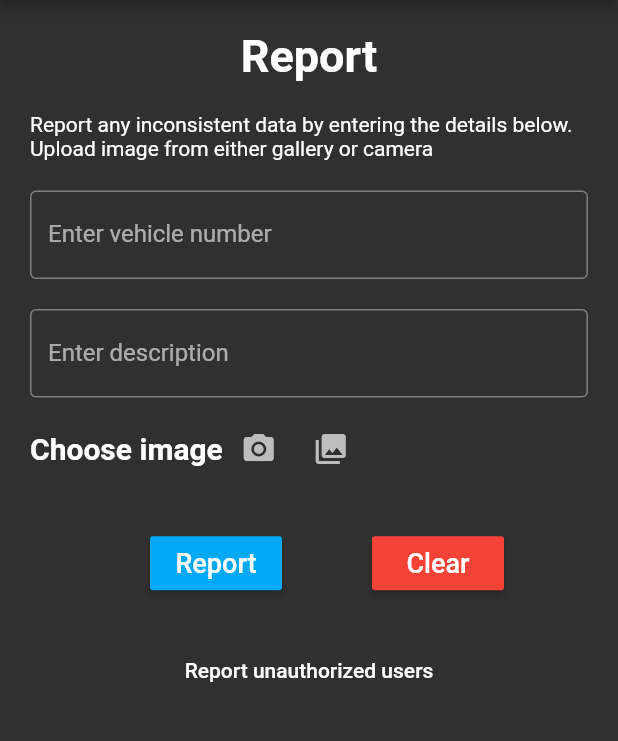
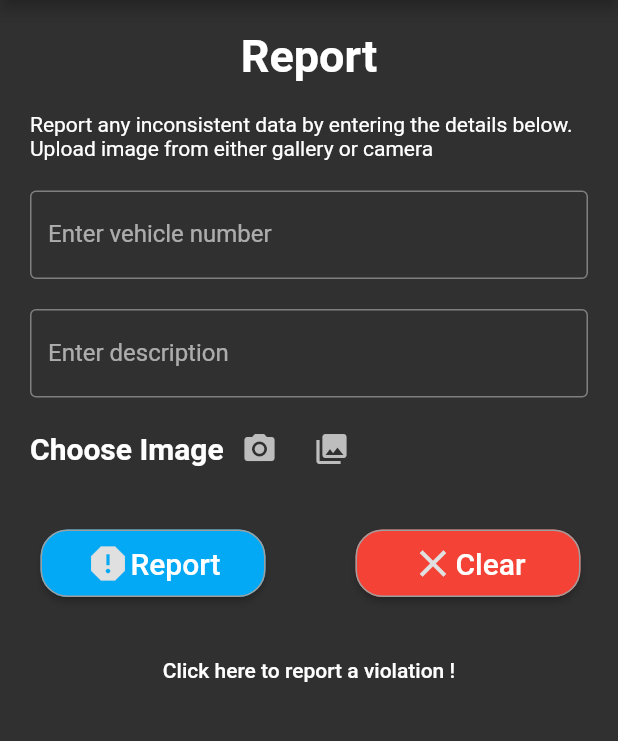
Before and after one commit to Chinmayi98/Campus-Parking, a Flutter app: the reportPage screen opened by its route, on a phone screen of 412 x 824 dp, the part 84-825 px from its top. Run offline on Flutter 3.47's test engine with Material 2 defaults, Android fonts, the phone set to English and light mode, and no system bars; our stand-ins replace cloud_firestore, firebase_auth, firebase_storage, flutter_spinkit, image_cropper, image_picker; accounts and stored records are empty; Roboto replaces fonts that are missing (Raleway).

Commit message:
Modified UI of reportPage.dart

```diff
--- a/carparking/lib/ui/pages/Parking.dart
+++ b/carparking/lib/ui/pages/Parking.dart
@@ -1,9 +1,7 @@
 import 'package:flutter/cupertino.dart';
 import 'package:flutter/material.dart';
-// import 'package:testing/main.dart';
 import 'package:testing/ui/pages/user_home_page.dart';
 import 'package:testing/ui/widgets/app_bar.dart';
-//class Parking extends StatelessWidget {
 
 class Parking extends StatefulWidget {
   static const String route = '/parking';
@@ -15,8 +13,6 @@ class Parking extends StatefulWidget {
 class _ParkingState extends State<Parking> {
   final _formKeySendOTP = GlobalKey<FormState>();
   final _formKeyVerifyOTP = GlobalKey<FormState>();
-
-  // UserServices _userServices = UserServices();
 
   String _email;
   String _otp;
--- a/carparking/lib/ui/pages/contact_us_page.dart
+++ b/carparking/lib/ui/pages/contact_us_page.dart
@@ -67,7 +67,7 @@ class _ContactUsState extends State<ContactUs> {
                         size: 40.0,
                         color: Colors.grey[400],
                       ),
-                      title: Text('(660) 562-1212',
+                      title: Text('cparking@nwmissouri.edu',
                         style: TextStyle(
                           color: Colors.grey[100],
                           fontSize: 25,
--- a/carparking/lib/ui/pages/profile_page.dart
+++ b/carparking/lib/ui/pages/profile_page.dart
@@ -33,7 +33,7 @@ class profilePage extends StatefulWidget {
               //  backgroundColor: Colors.blueAccent,
                   backgroundImage: AssetImage('assets/images/user.jpg'),
               ),
-           Text('user name',
+           Text('User Name',
                 style: TextStyle(
                   color: Colors.white,
                   fontFamily: 'DancingScript',
--- a/carparking/lib/ui/pages/reportPage.dart
+++ b/carparking/lib/ui/pages/reportPage.dart
@@ -33,6 +33,7 @@ class _reportPageState extends State<reportPage> {
   final _formKey = GlobalKey<FormState>();
   bool loading = false;
 
+  // ignore: non_constant_identifier_names
   String vehicle_no ='';
   String image;
   String description = '';
@@ -65,8 +66,6 @@ class _reportPageState extends State<reportPage> {
   /// Remove image
   void _clear() {
     setState(() => _imageFile = null);
-    setState(() => vehicle_no = null);
-    setState(() => description = null);
   }
 
   @override
@@ -145,9 +144,11 @@ class _reportPageState extends State<reportPage> {
                       child: Row(
                         children: <Widget>[
                           Text(
-                            'Choose image',
+                            'Choose Image',
                             style: TextStyle(
-                                fontWeight: FontWeight.w600, fontSize: 20),
+                                fontWeight: FontWeight.w600,
+                                fontFamily: 'Raleway',
+                                fontSize: 20),
                           ),
                           IconButton(
                             icon: Icon(Icons.photo_camera),
@@ -180,11 +181,14 @@ class _reportPageState extends State<reportPage> {
                     ],
                     Container(
                       height: 75,
-                      margin: EdgeInsets.fromLTRB(90.0, 15.0, 0, 0),
+                      margin: EdgeInsets.fromLTRB(17.0, 15.0, 0, 0),
                       child: Row(
                         children: <Widget>[
-                          RaisedButton(
-                            onPressed: () async {
+                            ButtonTheme(
+                            minWidth: 150.0,
+                            height: 45.0,
+                            child: RaisedButton(
+                              onPressed: () async {
                               if (_formKey.currentState.validate()) {
                                 setState(() => loading = true);
                                 await DatabaseService(uid: user.uid).updateUserData(
@@ -195,25 +199,52 @@ class _reportPageState extends State<reportPage> {
                                   .pushReplacementNamed(UserHomePage.route);
                               }
                             },
-                            child: Text(
-                              'Report',
-                              style: TextStyle(fontSize: 18),
+                              color: Colors.lightBlue,
+                              shape: RoundedRectangleBorder(
+                                  borderRadius: BorderRadius.circular(18.0),
+                                  side: BorderSide(color: Colors.grey)),
+                              splashColor: Colors.blue,
+                              child: Row(
+                                children: [
+                                  Icon(
+                                    Icons.report,
+                                    size: 30.0,
+                                    color: Colors.grey[300],
+                                  ),
+                                  Text('Report',
+                                  style: TextStyle(fontSize: 20.0,
+                                  ),
+                                  ),
+                                ],
+                              ),
                             ),
-                            color: Colors.lightBlue,
                           ),
                           SizedBox(
                             width: 60.0,
                           ),
-                          RaisedButton(
-                            onPressed: () async {
-                              Navigator.of(context)
-                                  .pushReplacementNamed(reportPage.route);
-                            },
-                            child: Text(
-                              'Clear',
-                              style: TextStyle(fontSize: 18),
+                            ButtonTheme(
+                            minWidth: 150.0,
+                            height: 45.0,
+                            child: RaisedButton(
+                              onPressed: () {
+                                Navigator.of(context).pushReplacementNamed(reportPage.route);
+                              },
+                              color: Colors.red,
+                              shape: RoundedRectangleBorder(
+                                  borderRadius: BorderRadius.circular(18.0),
+                                  side: BorderSide(color: Colors.grey)),
+                              splashColor: Colors.red,
+                              child: Row(
+                                children: [
+                                  Icon(
+                                    Icons.clear,
+                                    size: 30.0,
+                                    color: Colors.grey[300],
+                                  ),
+                                  Text('Clear', style: TextStyle(fontSize: 20.0)),
+                                ],
+                              ),
                             ),
-                            color: Colors.red,
                           ),
                         ],
                       ),
@@ -228,7 +259,7 @@ class _reportPageState extends State<reportPage> {
                               onPressed: () async => Navigator.of(context)
                                   .pushReplacementNamed(ViolationPage.route),
                               child: Text(
-                                'Report unauthorized users',
+                                'Click here to report a violation !',
                               )),
                         ],
                       ),
```
Also changed, not shown: carparking/lib/models/user.dart (+10 -0 lines), carparking/lib/services/auth.dart (+3 -4 lines), carparking/lib/ui/pages/violationPage.dart (+31 -10 lines).
